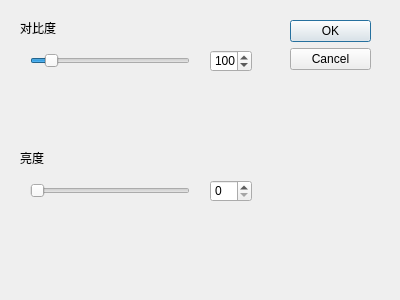
Above: imageProcess/View/lightconstractdialog.ui from Grothendieck42/2019-summer-project before the change. Below: the same form after it.
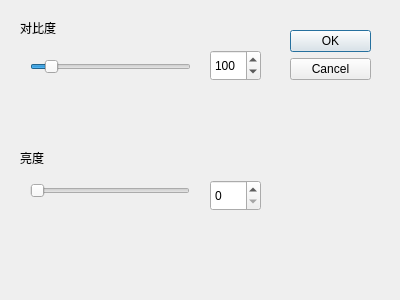
That is the form after the change.

```diff
--- a/imageProcess/View/lightconstractdialog.ui
+++ b/imageProcess/View/lightconstractdialog.ui
@@ -17,7 +17,7 @@
    <property name="geometry">
     <rect>
      <x>290</x>
-     <y>20</y>
+     <y>30</y>
      <width>81</width>
      <height>241</height>
     </rect>
@@ -33,9 +33,9 @@
    <property name="geometry">
     <rect>
      <x>30</x>
-     <y>50</y>
-     <width>160</width>
-     <height>22</height>
+     <y>51</y>
+     <width>161</width>
+     <height>31</height>
     </rect>
    </property>
    <property name="minimum">
@@ -98,8 +98,8 @@
     <rect>
      <x>210</x>
      <y>50</y>
-     <width>42</width>
-     <height>22</height>
+     <width>51</width>
+     <height>31</height>
     </rect>
    </property>
    <property name="minimum">
@@ -117,8 +117,8 @@
     <rect>
      <x>210</x>
      <y>180</y>
-     <width>42</width>
-     <height>22</height>
+     <width>51</width>
+     <height>31</height>
     </rect>
    </property>
    <property name="maximum">
```
